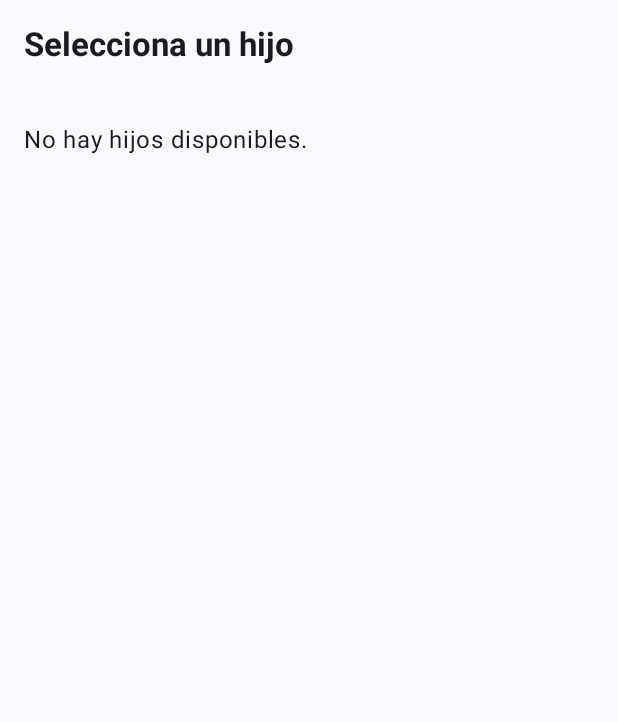
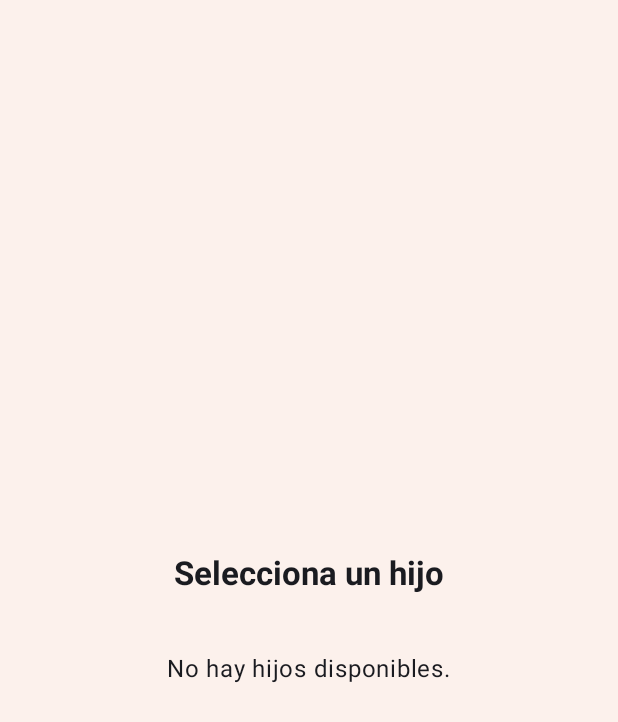
Before and after one commit to lopezviktor/PequenosPasos, an Android app built with Jetpack Compose: the SeleccionHijoScreen screen opened through its navigation route, on a phone screen of 412 x 824 dp. Shown: the top 722 px of the screen. Run offline under Robolectric (Android 15) with nearby library versions, the light colour scheme and no system bars; pictures from the network do not load.

Commit message:
Cambios en UI/UX

```diff
--- a/mobile-app/pequenosPasos/app/src/main/java/com/example/pequenospasos/ui/screens/LoginScreen.kt
+++ b/mobile-app/pequenosPasos/app/src/main/java/com/example/pequenospasos/ui/screens/LoginScreen.kt
@@ -1,19 +1,29 @@
 package com.example.pequenospasos.ui.screens
 
+import androidx.compose.foundation.Image
 import androidx.compose.foundation.layout.*
 import androidx.compose.material3.Button
+import androidx.compose.material3.ButtonDefaults
 import androidx.compose.material3.MaterialTheme
 import androidx.compose.material3.OutlinedTextField
 import androidx.compose.material3.Text
 import androidx.compose.runtime.*
 import androidx.compose.ui.Alignment
 import androidx.compose.ui.Modifier
+import androidx.compose.ui.geometry.Offset
+import androidx.compose.ui.graphics.Color
+import androidx.compose.ui.graphics.Shadow
+import androidx.compose.ui.layout.ContentScale
+import androidx.compose.ui.res.painterResource
+import androidx.compose.ui.text.font.FontWeight
 import androidx.compose.ui.text.input.PasswordVisualTransformation
 import androidx.compose.ui.tooling.preview.Preview
 import androidx.compose.ui.unit.dp
+import androidx.compose.ui.unit.sp
 import androidx.lifecycle.viewmodel.compose.viewModel
-import coil.compose.AsyncImage
+import com.example.pequenospasos.R
 import com.example.pequenospasos.viewmodel.LoginViewModel
+
 
 @Composable
 fun LoginScreen(
@@ -33,6 +43,35 @@ fun LoginScreen(
         }
     }
 
+    Box(
+        modifier = Modifier
+            .fillMaxSize()
+    ) {
+        Image(
+            painter = painterResource(id = R.drawable.fondo),
+            contentDescription = "Fondo de pantalla",
+            modifier = Modifier.fillMaxSize(),
+            contentScale = ContentScale.Crop,
+            alpha = 0.5f
+        )
+
+        Text(
+            text = "Pequeños Pasos",
+            fontSize = 40.sp,
+            fontWeight = FontWeight.Bold,
+            color = Color(0xFFac794d),
+            style = MaterialTheme.typography.headlineLarge.copy(
+                shadow = Shadow(
+                    color = Color(0xFF6B9D98),
+                    offset = Offset(2f, 2f),
+                    blurRadius = 4f
+                )
+            ),
+            modifier = Modifier
+                .align(Alignment.TopCenter)
+                .padding(top = 130.dp)
+        )
+
         Column(
             modifier = Modifier
                 .fillMaxSize()
@@ -40,7 +79,8 @@ fun LoginScreen(
             verticalArrangement = Arrangement.Center,
             horizontalAlignment = Alignment.CenterHorizontally
         ) {
-        Text(text = "Login", style = MaterialTheme.typography.titleMedium)
+            Text(text = "Login", style = MaterialTheme.typography.titleLarge, color = Color(0xFFac794d),
+            )
 
             Spacer(modifier = Modifier.height(20.dp))
 
@@ -65,7 +105,8 @@ fun LoginScreen(
 
             Button(
                 onClick = { loginViewModel.login(email, password) },
-            modifier = Modifier.fillMaxWidth()
+                modifier = Modifier.fillMaxWidth(),
+                colors = ButtonDefaults.buttonColors(containerColor = Color(0xFF6B9D98))
             ) {
                 Text("Iniciar Sesión")
             }
@@ -77,6 +118,7 @@ fun LoginScreen(
             }
         }
     }
+}
 
 @Preview(showBackground = true)
 @Composable
--- a/mobile-app/pequenosPasos/app/src/main/java/com/example/pequenospasos/ui/screens/SeleccionHijoScreen.kt
+++ b/mobile-app/pequenosPasos/app/src/main/java/com/example/pequenospasos/ui/screens/SeleccionHijoScreen.kt
@@ -1,6 +1,7 @@
 package com.example.pequenospasos.ui.screens
 
 import androidx.compose.foundation.Image
+import androidx.compose.foundation.background
 import androidx.compose.foundation.clickable
 import androidx.compose.foundation.layout.Arrangement
 import androidx.compose.foundation.layout.Column
@@ -21,6 +22,7 @@ import androidx.compose.runtime.collectAsState
 import androidx.compose.runtime.getValue
 import androidx.compose.ui.Alignment
 import androidx.compose.ui.Modifier
+import androidx.compose.ui.graphics.Color
 import androidx.compose.ui.layout.ContentScale
 import androidx.compose.ui.text.font.FontWeight
 import androidx.compose.ui.unit.dp
@@ -38,12 +40,22 @@ fun SeleccionHijoScreen(
 ) {
     val hijos by loginViewModel.hijos.collectAsState()
 
-    Column(modifier = Modifier.fillMaxSize().padding(16.dp)) {
+    Column(
+        modifier = Modifier
+            .fillMaxSize()
+            .background(Color(0xFFFCF1EC))
+            .padding(16.dp),
+        horizontalAlignment = Alignment.CenterHorizontally,
+        verticalArrangement = Arrangement.Center
+    )
+    {
         Text(
             text = "Selecciona un hijo",
             style = MaterialTheme.typography.titleLarge,
             fontWeight = FontWeight.Bold,
-            modifier = Modifier.padding(bottom = 16.dp)
+            modifier = Modifier
+                .padding(bottom = 16.dp)
+                .align(Alignment.CenterHorizontally)
         )
 
         if (!hijos.isNullOrEmpty()) {
```
Also changed, not shown: mobile-app/pequenosPasos/app/src/main/java/com/example/pequenospasos/data/model/Notificacion.kt (added, +9 -0 lines), mobile-app/pequenosPasos/app/src/main/java/com/example/pequenospasos/data/network/ApiService.kt (+14 -0 lines), mobile-app/pequenosPasos/app/src/main/java/com/example/pequenospasos/data/repository/NotificacionesRepository.kt (added, +21 -0 lines), mobile-app/pequenosPasos/app/src/main/java/com/example/pequenospasos/ui/components/CustomTopBar.kt (+7 -6 lines), mobile-app/pequenosPasos/app/src/main/java/com/example/pequenospasos/ui/navigation/AppNavHost.kt (+25 -3 lines), mobile-app/pequenosPasos/app/src/main/java/com/example/pequenospasos/ui/screens/MenuPrincipal.kt (+23 -9 lines), mobile-app/pequenosPasos/app/src/main/java/com/example/pequenospasos/ui/screens/NotificacionesScreen.kt (added, +111 -0 lines), mobile-app/pequenosPasos/app/src/main/java/com/example/pequenospasos/viewmodel/NotificacionesViewModel.kt (added, +53 -0 lines), mobile-app/pequenosPasos/app/src/main/java/com/example/pequenospasos/viewmodel/NotificacionesViewModelFactory.kt (added, +17 -0 lines), mobile-app/pequenosPasos/app/src/main/res/drawable/ic_notificacion.png (added), mobile-app/pequenosPasos/app/src/main/res/drawable/ic_usuario.png (added), 1 other file. Lines whose indentation alone changed are shown as unchanged.
